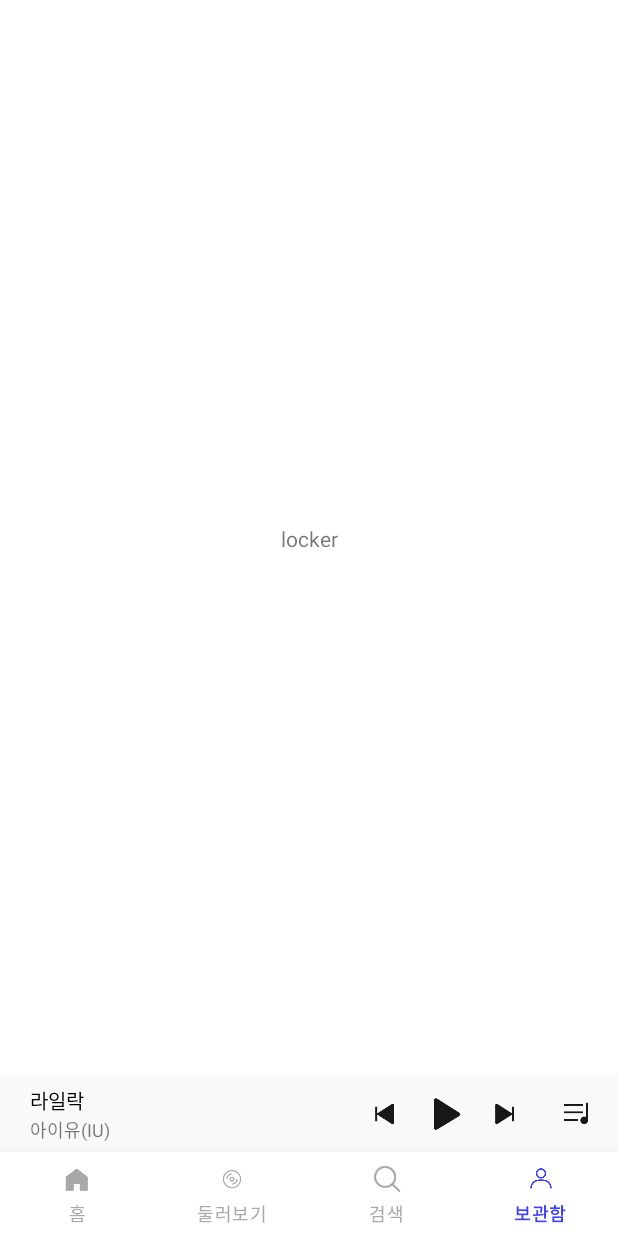
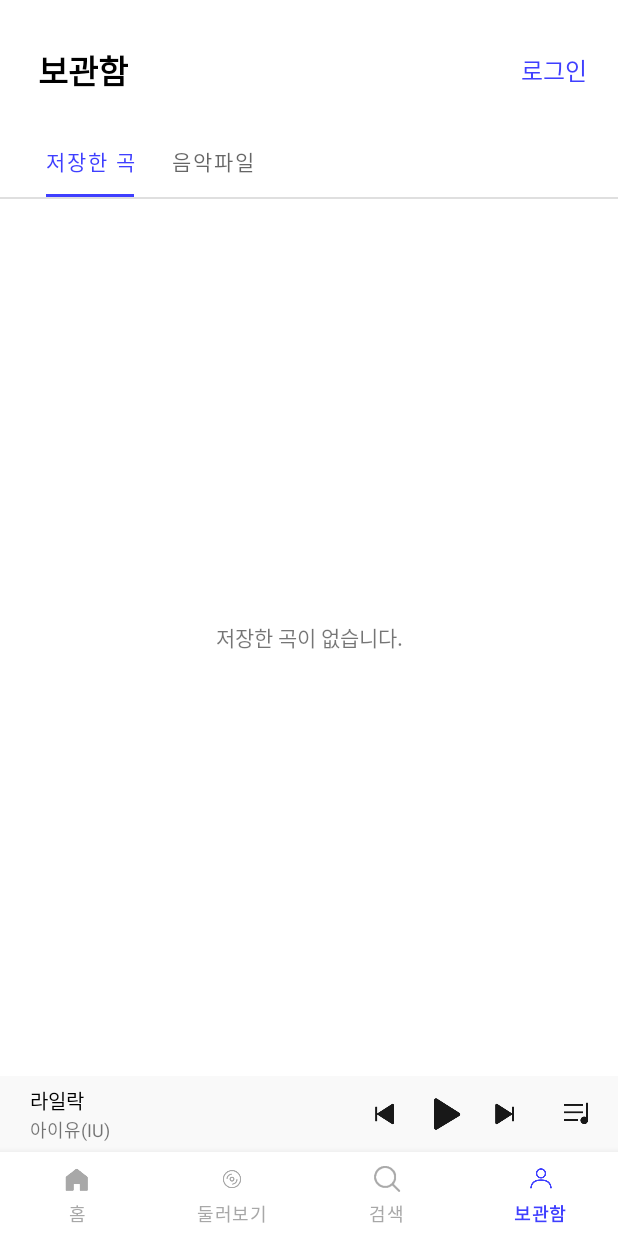
Before and after one commit to nahy-512/FLO_clone_coding, an Android app: the screen it shows after launch (MainActivity), item 4 of the bottom bar chosen, on a phone screen of 412 x 824 dp. Run offline under Robolectric (Android 15) with nearby library versions, the phone set to English and light mode, and no system bars.

Commit message:
✨ Feat: Week3 - LockerFragment에 TabLayout + ViewPager 구현

```diff
--- a/app/src/main/java/com/example/flo/LockerFragment.kt
+++ b/app/src/main/java/com/example/flo/LockerFragment.kt
@@ -6,10 +6,13 @@ import android.view.View
 import android.view.ViewGroup
 import androidx.fragment.app.Fragment
 import com.example.flo.databinding.FragmentLockerBinding
+import com.google.android.material.tabs.TabLayoutMediator
 
 class LockerFragment : Fragment() {
 
     lateinit var binding: FragmentLockerBinding
+
+    private val information = arrayListOf("저장한 곡", "음악파일")
 
     override fun onCreateView(
         inflater: LayoutInflater,
@@ -18,6 +21,13 @@ class LockerFragment : Fragment() {
     ): View? {
         binding = FragmentLockerBinding.inflate(inflater, container, false)
 
+        val lockerAdapter = LockerVPAdapter(this)
+        binding.lockerContentVp.adapter = lockerAdapter
+        TabLayoutMediator(binding.lockerContentTb, binding.lockerContentVp) {
+                tab, position ->
+            tab.text = information[position]
+        }.attach()
+
         return binding.root
     }
 }
--- /dev/null
+++ b/app/src/main/java/com/example/flo/LockerSaveFragment.kt
@@ -0,0 +1,23 @@
+package com.example.flo
+
+import android.os.Bundle
+import android.view.LayoutInflater
+import android.view.View
+import android.view.ViewGroup
+import androidx.fragment.app.Fragment
+import com.example.flo.databinding.FragmentLockerSaveBinding
+
+class LockerSaveFragment: Fragment() {
+
+    lateinit var binding : FragmentLockerSaveBinding
+
+    override fun onCreateView(
+        inflater: LayoutInflater,
+        container: ViewGroup?,
+        savedInstanceState: Bundle?
+    ): View? {
+        binding = FragmentLockerSaveBinding.inflate(inflater, container, false)
+
+        return binding.root
+    }
+}
--- /dev/null
+++ b/app/src/main/java/com/example/flo/LockerVPAdapter.kt
@@ -0,0 +1,16 @@
+package com.example.flo
+
+import androidx.fragment.app.Fragment
+import androidx.viewpager2.adapter.FragmentStateAdapter
+
+class LockerVPAdapter(fragment: Fragment): FragmentStateAdapter(fragment) {
+
+    override fun getItemCount(): Int = 2
+
+    override fun createFragment(position: Int): Fragment {
+        return when (position) {
+            0 -> LockerSaveFragment() // 저장한 곡
+            else -> LockerMusicFragment() // 음악파일
+        }
+    }
+}
--- a/app/src/main/res/layout/fragment_locker.xml
+++ b/app/src/main/res/layout/fragment_locker.xml
@@ -2,13 +2,61 @@
 <androidx.constraintlayout.widget.ConstraintLayout xmlns:android="http://schemas.android.com/apk/res/android"
     android:layout_width="match_parent"
     android:layout_height="match_parent"
-    xmlns:app="http://schemas.android.com/apk/res-auto">
+    xmlns:app="http://schemas.android.com/apk/res-auto"
+    android:fitsSystemWindows="true">
 
     <TextView
+        android:id="@+id/locker_title_tv"
         android:layout_width="wrap_content"
         android:layout_height="wrap_content"
-        android:text="locker"
+        android:layout_marginTop="30dp"
+        android:layout_marginStart="25dp"
+        android:text="보관함"
+        android:textColor="@color/black"
+        android:textSize="22sp"
+        android:textStyle="bold"
         app:layout_constraintTop_toTopOf="parent"
+        app:layout_constraintStart_toStartOf="parent"/>
+
+    <TextView
+        android:id="@+id/locker_login_tv"
+        android:layout_width="wrap_content"
+        android:layout_height="wrap_content"
+        android:padding="5dp"
+        android:layout_marginEnd="15dp"
+        android:text="로그인"
+        android:textColor="@color/select_color"
+        android:textSize="16sp"
+        app:layout_constraintTop_toTopOf="@id/locker_title_tv"
+        app:layout_constraintBottom_toBottomOf="@id/locker_title_tv"
+        app:layout_constraintEnd_toEndOf="parent"/>
+
+    <com.google.android.material.tabs.TabLayout
+        android:id="@+id/locker_content_tb"
+        android:layout_width="200dp"
+        android:layout_height="wrap_content"
+        android:layout_marginTop="20dp"
+        app:tabGravity="start"
+        app:tabIndicatorFullWidth="false"
+        app:tabSelectedTextColor="@color/select_color"
+        app:tabIndicatorColor="@color/select_color"
+        app:tabRippleColor="@color/transparent"
+        app:layout_constraintTop_toBottomOf="@id/locker_title_tv"
+        app:layout_constraintStart_toStartOf="parent"/>
+
+    <View
+        android:id="@+id/locker_tab_underline"
+        android:layout_width="match_parent"
+        android:layout_height="1dp"
+        android:layout_marginBottom="1dp"
+        android:background="#DFDFDF"
+        app:layout_constraintTop_toBottomOf="@id/locker_content_tb"/>
+
+    <androidx.viewpager2.widget.ViewPager2
+        android:id="@+id/locker_content_vp"
+        android:layout_width="match_parent"
+        android:layout_height="0dp"
+        app:layout_constraintTop_toBottomOf="@id/locker_content_tb"
         app:layout_constraintBottom_toBottomOf="parent"
         app:layout_constraintStart_toStartOf="parent"
         app:layout_constraintEnd_toEndOf="parent"/>
--- /dev/null
+++ b/app/src/main/res/layout/fragment_locker_save.xml
@@ -0,0 +1,16 @@
+<?xml version="1.0" encoding="utf-8"?>
+<androidx.constraintlayout.widget.ConstraintLayout xmlns:android="http://schemas.android.com/apk/res/android"
+    android:layout_width="match_parent"
+    android:layout_height="match_parent"
+    xmlns:app="http://schemas.android.com/apk/res-auto">
+
+    <TextView
+        android:layout_width="wrap_content"
+        android:layout_height="wrap_content"
+        android:text="저장한 곡이 없습니다."
+        app:layout_constraintTop_toTopOf="parent"
+        app:layout_constraintBottom_toBottomOf="parent"
+        app:layout_constraintStart_toStartOf="parent"
+        app:layout_constraintEnd_toEndOf="parent"/>
+
+</androidx.constraintlayout.widget.ConstraintLayout>
```
Also changed, not shown: app/src/main/java/com/example/flo/LockerMusicFragment.kt (added, +24 -0 lines), app/src/main/res/layout/fragment_locker_music.xml (added, +58 -0 lines).
